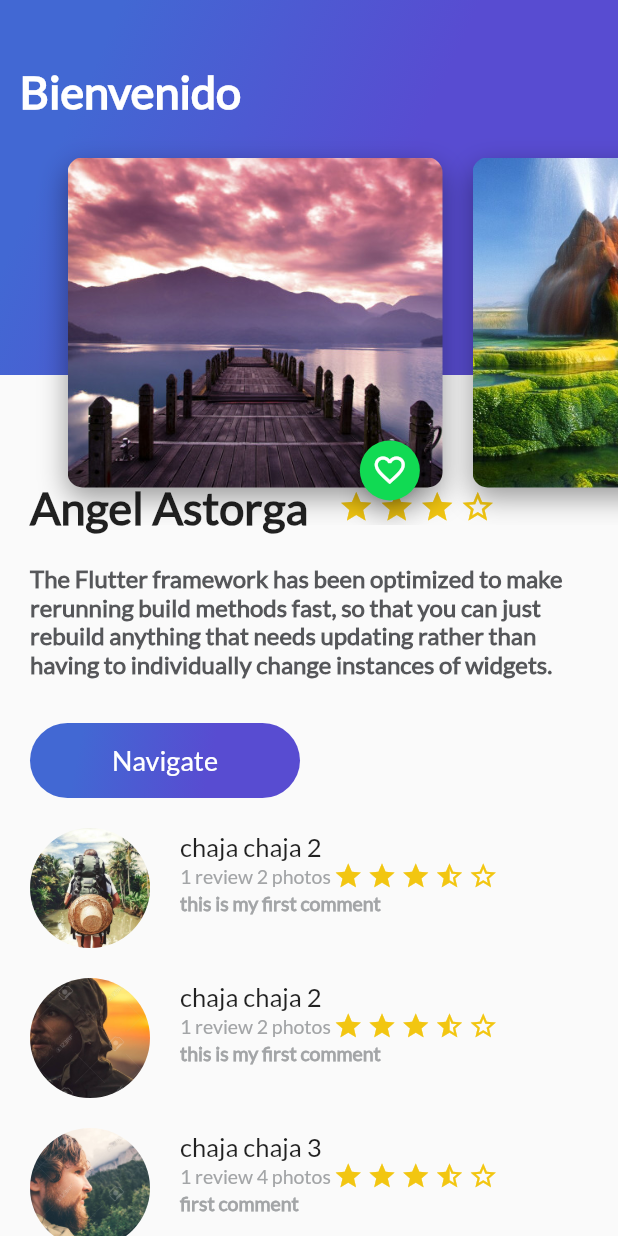
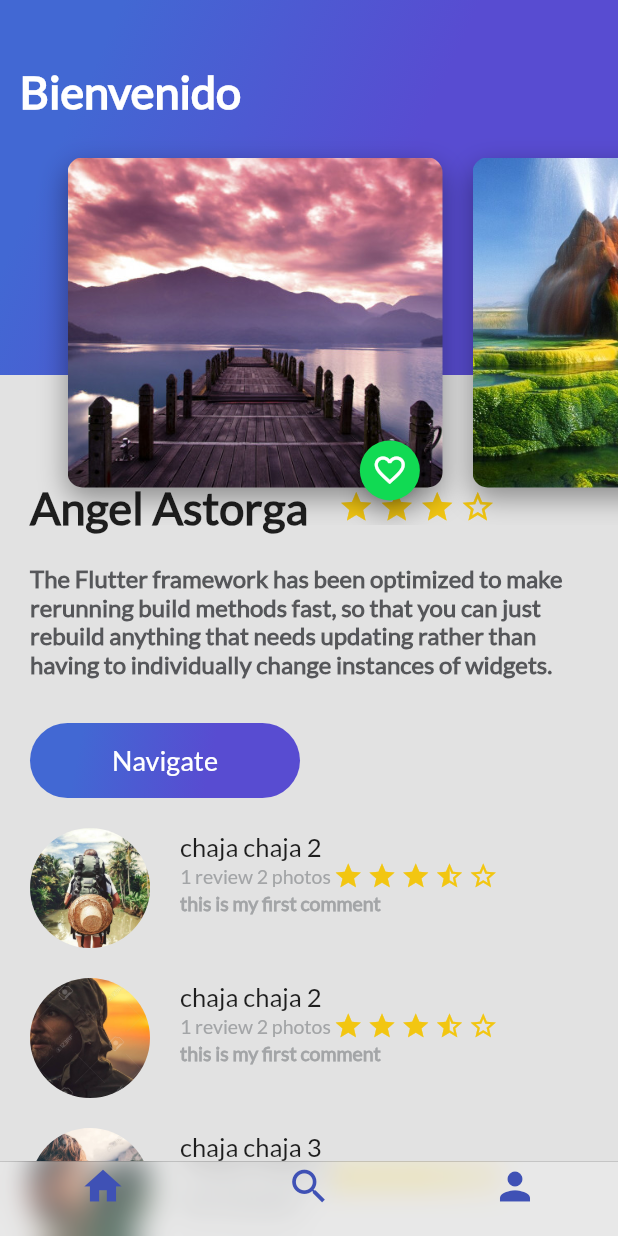
Before and after one commit to AngelAstorga/trip, a Flutter app: the screen it shows after launch, on a phone screen of 412 x 824 dp. Run offline on Flutter 3.47's test engine with Material 2 defaults, Android fonts, the phone set to English and light mode, and no system bars.

Commit message:
here we added the BottomAppBar with cuppertino too

```diff
--- /dev/null
+++ b/lib/bottom_navbar_cupertino.dart
@@ -0,0 +1,54 @@
+import 'package:flutter/material.dart';
+import 'package:flutter/cupertino.dart';
+import 'package:tripapp/profile_trips.dart';
+import 'package:tripapp/search_trip.dart';
+
+import 'home_trip.dart';
+
+class BottomNavbarCupertino extends StatelessWidget {
+  @override
+  Widget build(BuildContext context) {
+    // TODO: implement build
+    return Scaffold(
+      bottomNavigationBar: CupertinoTabScaffold(
+        tabBar: CupertinoTabBar(
+            backgroundColor: Color(0x33FFFFFF),
+            items: [
+              BottomNavigationBarItem(
+                  icon: Icon(Icons.home, color: Colors.indigo),
+                  title: Text("")
+              ),
+              BottomNavigationBarItem(
+                  icon: Icon(Icons.search, color: Colors.indigo),
+                  title: Text("")
+              ),
+              BottomNavigationBarItem(
+                  icon: Icon(Icons.person, color: Colors.indigo),
+                  title: Text("")
+              ),
+            ]
+        ),
+        //ignore: missing_return
+        tabBuilder: (BuildContext context, int index) {
+          switch (index) {
+            case 0:
+              return CupertinoTabView(
+                builder: (BuildContext context) => HomeTrip(),
+              );
+              break;
+            case 1:
+              return CupertinoTabView(
+                builder: (BuildContext context) => SearchTrip(),
+              );
+              break;
+            case 2:
+              return CupertinoTabView(
+                builder: (BuildContext context) => ProfileTrips(),
+              );
+              break;
+          }
+        },
+      ),
+    );
+  }
+}
--- /dev/null
+++ b/lib/home_trip.dart
@@ -0,0 +1,24 @@
+import 'package:flutter/material.dart';
+import 'package:tripapp/review_list.dart';
+
+import 'description_place.dart';
+import 'header_appbar.dart';
+
+class HomeTrip extends StatelessWidget{
+  @override
+  Widget build(BuildContext context) {
+    // TODO: implement build
+    return Stack(
+      children: <Widget>[
+        ListView(
+          children: <Widget>[
+            DescriptionPlace("Angel Astorga",5,"The Flutter framework has been optimized to make rerunning build methods fast\, so that you can just rebuild anything that needs updating rather than having to individually change instances of widgets."),
+            ReviewList(),
+          ],
+        ),
+        HeaderAppBar(),
+      ],
+    );
+  }
+
+}
--- a/lib/main.dart
+++ b/lib/main.dart
@@ -1,11 +1,7 @@
 import 'package:flutter/cupertino.dart';
 import 'package:flutter/material.dart';
-import 'package:tripapp/card_designer_list.dart';
-import 'package:tripapp/description_place.dart';
-import 'package:tripapp/header_appbar.dart';
-import 'package:tripapp/header_appbar_message.dart';
-import 'package:tripapp/message_view.dart';
-import 'package:tripapp/review_list.dart';
+import 'package:tripapp/bottom_navbar.dart';
+import 'package:tripapp/bottom_navbar_cupertino.dart';
 
 void main() => runApp(MyApp());
 
@@ -27,7 +23,7 @@ class MyApp extends StatelessWidget {
         // is not restarted.
         primarySwatch: Colors.blue,
       ),
-      home: MyHomePage(title: 'Flutter Demo Home Page'),
+      home: BottomNavbarCupertino(),
     );
   }
 }
@@ -72,22 +68,7 @@ class _MyHomePageState extends State<MyHomePage> {
     // The Flutter framework has been optimized to make rerunning build methods
     // fast, so that you can just rebuild anything that needs updating rather
     // than having to individually change instances of widgets.
-    return Scaffold(
-
-      body: Stack(
-        children: <Widget>[
-          ListView(
-            children: <Widget>[
-              DescriptionPlace("Angel Astorga",5,"The Flutter framework has been optimized to make rerunning build methods fast\, so that you can just rebuild anything that needs updating rather than having to individually change instances of widgets."),
-              ReviewList(),
-            ],
-          ),
-          HeaderAppBar(),
-        ],
-      ),
-      //new DescriptionPlace("Angel Astorga",5,"The Flutter framework has been optimized to make rerunning build methods fast\, so that you can just rebuild anything that needs updating rather than having to individually change instances of widgets."),
-
-    );
+    return null;
 
     /*
       Scaffold(
```
Also changed, not shown: lib/bottom_navbar.dart (added, +53 -0 lines), lib/profile_trips.dart (added, +12 -0 lines), lib/search_trip.dart (added, +12 -0 lines).
